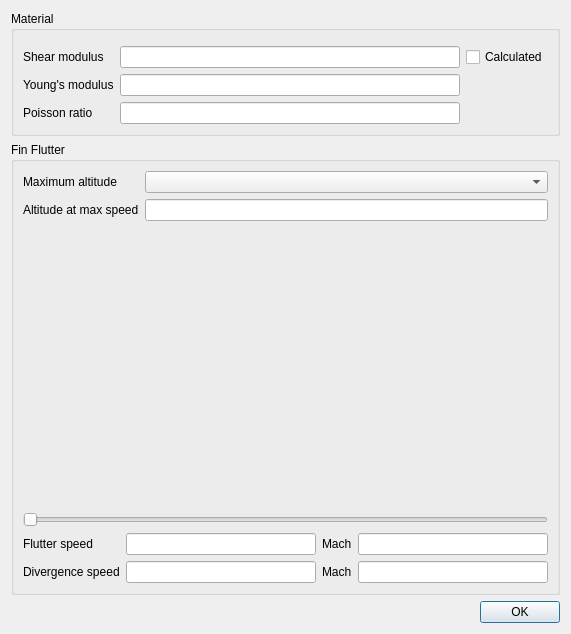
This is Ui/DialogFinFlutter.ui in davesrocketshop/Rocket as Qt 5 draws it before an edit. The edited form follows.
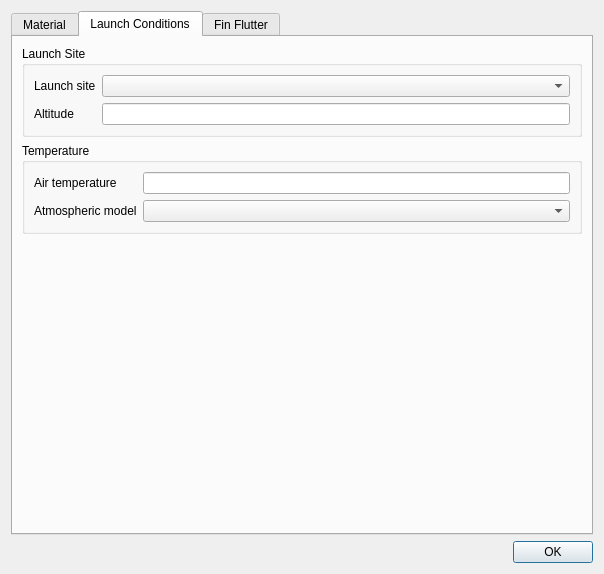
This is the edited form. The open tabs and pages were chosen to show the change. Custom widgets are drawn as their Qt base class.

```diff
--- a/Ui/DialogFinFlutter.ui
+++ b/Ui/DialogFinFlutter.ui
@@ -6,8 +6,8 @@
    <rect>
     <x>0</x>
     <y>0</y>
-    <width>571</width>
-    <height>634</height>
+    <width>604</width>
+    <height>574</height>
    </rect>
   </property>
   <property name="windowTitle">
@@ -15,16 +15,14 @@
   </property>
   <layout class="QVBoxLayout" name="verticalLayout">
    <item>
-    <widget class="QGroupBox" name="materialGroup">
-     <property name="sizePolicy">
-      <sizepolicy hsizetype="MinimumExpanding" vsizetype="Minimum">
-       <horstretch>0</horstretch>
-       <verstretch>0</verstretch>
-      </sizepolicy>
+    <widget class="QTabWidget" name="tabWidget">
+     <property name="currentIndex">
+      <number>0</number>
      </property>
-     <property name="title">
+     <widget class="QWidget" name="tabMaterial">
+      <attribute name="title">
       <string>Material</string>
-     </property>
+      </attribute>
      <layout class="QVBoxLayout" name="materialGridLayout">
       <item>
        <widget class="QWidget" name="materialTreeWidget" native="true">
@@ -36,83 +34,191 @@
         </property>
        </widget>
       </item>
+       <item>
+        <spacer name="verticalSpacer">
+         <property name="orientation">
+          <enum>Qt::Orientation::Vertical</enum>
+         </property>
+         <property name="sizeHint" stdset="0">
+          <size>
+           <width>20</width>
+           <height>0</height>
+          </size>
+         </property>
+        </spacer>
+       </item>
+       <item>
+        <layout class="QHBoxLayout" name="horizontalLayout_2">
+         <item>
+          <spacer name="horizontalSpacer">
+           <property name="orientation">
+            <enum>Qt::Orientation::Horizontal</enum>
+           </property>
+           <property name="sizeHint" stdset="0">
+            <size>
+             <width>40</width>
+             <height>20</height>
+            </size>
+           </property>
+          </spacer>
+         </item>
+         <item>
+          <widget class="QPushButton" name="pushButton">
+           <property name="text">
+            <string>Assign Material to FIn</string>
+           </property>
+          </widget>
+         </item>
+        </layout>
+       </item>
       <item>
        <layout class="QGridLayout" name="gridLayout">
-        <item row="0" column="2">
-         <widget class="QCheckBox" name="calculatedCheckbox">
-          <property name="text">
-           <string>Calculated</string>
+         <item row="2" column="1">
+          <widget class="Gui::InputField" name="youngsInput">
+           <property name="unit" stdset="0">
+            <string notr="true"/>
           </property>
          </widget>
         </item>
-        <item row="0" column="0">
-         <widget class="QLabel" name="shearLabel">
-          <property name="text">
-           <string>Shear modulus</string>
-          </property>
-         </widget>
-        </item>
-        <item row="1" column="0">
+         <item row="2" column="0">
          <widget class="QLabel" name="youngsLabel">
           <property name="text">
            <string>Young's modulus</string>
           </property>
          </widget>
         </item>
-        <item row="0" column="1">
+         <item row="3" column="1">
+          <widget class="Gui::InputField" name="poissonInput">
+           <property name="unit" stdset="0">
+            <string notr="true"/>
+           </property>
+          </widget>
+         </item>
+         <item row="1" column="1">
          <widget class="Gui::InputField" name="shearInput">
           <property name="unit" stdset="0">
            <string notr="true"/>
           </property>
          </widget>
         </item>
-        <item row="2" column="0">
+         <item row="1" column="2">
+          <widget class="QCheckBox" name="calculatedCheckbox">
+           <property name="text">
+            <string>Calculated</string>
+           </property>
+          </widget>
+         </item>
+         <item row="3" column="0">
          <widget class="QLabel" name="poissonLabel">
           <property name="text">
            <string>Poisson ratio</string>
           </property>
          </widget>
         </item>
+         <item row="1" column="0">
+          <widget class="QLabel" name="shearLabel">
+           <property name="text">
+            <string>Shear modulus</string>
+           </property>
+          </widget>
+         </item>
+        </layout>
+       </item>
+      </layout>
+     </widget>
+     <widget class="QWidget" name="tabLaunchConditions">
+      <attribute name="title">
+       <string>Launch Conditions</string>
+      </attribute>
+      <layout class="QVBoxLayout" name="verticalLayout_2">
+       <item>
+        <widget class="QGroupBox" name="launchSiteGroupbox">
+         <property name="title">
+          <string>Launch Site</string>
+         </property>
+         <layout class="QGridLayout" name="gridLayout_4">
+          <item row="1" column="0">
+           <widget class="QLabel" name="launchSiteAltitudeLabel">
+            <property name="text">
+             <string>Altitude</string>
+            </property>
+           </widget>
+          </item>
+          <item row="0" column="0">
+           <widget class="QLabel" name="launchSiteLabel">
+            <property name="text">
+             <string>Launch site</string>
+            </property>
+           </widget>
+          </item>
+          <item row="0" column="1">
+           <widget class="QComboBox" name="launchSiteCombo"/>
+          </item>
         <item row="1" column="1">
-         <widget class="Gui::InputField" name="youngsInput">
+           <widget class="Gui::InputField" name="launchSiteAltitudeInput">
           <property name="unit" stdset="0">
            <string notr="true"/>
           </property>
          </widget>
         </item>
-        <item row="2" column="1">
-         <widget class="Gui::InputField" name="poissonInput">
+         </layout>
+        </widget>
+       </item>
+       <item>
+        <widget class="QGroupBox" name="groupBox_2">
+         <property name="title">
+          <string>Temperature</string>
+         </property>
+         <layout class="QGridLayout" name="gridLayout_5">
+          <item row="0" column="0">
+           <widget class="QLabel" name="launchTemperatureLabel">
+            <property name="text">
+             <string>Air temperature</string>
+            </property>
+           </widget>
+          </item>
+          <item row="0" column="1">
+           <widget class="Gui::InputField" name="launchTemperatureInput">
           <property name="unit" stdset="0">
            <string notr="true"/>
           </property>
          </widget>
         </item>
-       </layout>
-      </item>
+          <item row="1" column="0">
+           <widget class="QLabel" name="atmosphericModelLabel">
+            <property name="text">
+             <string>Atmospheric model</string>
+            </property>
+           </widget>
+          </item>
+          <item row="1" column="1">
+           <widget class="QComboBox" name="atmosphericModelCombobox"/>
+          </item>
      </layout>
     </widget>
    </item>
    <item>
-    <widget class="QGroupBox" name="flutterGroup">
-     <property name="sizePolicy">
-      <sizepolicy hsizetype="MinimumExpanding" vsizetype="MinimumExpanding">
-       <horstretch>0</horstretch>
-       <verstretch>0</verstretch>
-      </sizepolicy>
-     </property>
-     <property name="title">
+        <spacer name="verticalSpacer_2">
+         <property name="orientation">
+          <enum>Qt::Orientation::Vertical</enum>
+         </property>
+         <property name="sizeHint" stdset="0">
+          <size>
+           <width>20</width>
+           <height>0</height>
+          </size>
+         </property>
+        </spacer>
+       </item>
+      </layout>
+     </widget>
+     <widget class="QWidget" name="tabFlutter">
+      <attribute name="title">
       <string>Fin Flutter</string>
-     </property>
+      </attribute>
      <layout class="QVBoxLayout" name="flutterGroupLayout">
       <item>
        <layout class="QGridLayout" name="gridLayout_2">
-        <item row="1" column="0">
-         <widget class="QLabel" name="altitudeLabel">
-          <property name="text">
-           <string>Altitude at max speed</string>
-          </property>
-         </widget>
-        </item>
         <item row="0" column="0">
          <widget class="QLabel" name="maxAltitudeLabel">
           <property name="text">
@@ -120,16 +226,37 @@
           </property>
          </widget>
         </item>
-        <item row="0" column="1">
-         <widget class="QComboBox" name="maxAltitudeCombo"/>
-        </item>
-        <item row="1" column="1">
+         <item row="2" column="1">
          <widget class="Gui::InputField" name="altitudeInput">
           <property name="unit" stdset="0">
            <string notr="true"/>
           </property>
          </widget>
         </item>
+         <item row="2" column="0">
+          <widget class="QLabel" name="altitudeLabel">
+           <property name="text">
+            <string>Altitude at max speed</string>
+           </property>
+          </widget>
+         </item>
+         <item row="0" column="1">
+          <widget class="QComboBox" name="maxAltitudeCombo"/>
+         </item>
+         <item row="1" column="0">
+          <widget class="QLabel" name="speedLabel">
+           <property name="text">
+            <string>Maximum speed</string>
+           </property>
+          </widget>
+         </item>
+         <item row="1" column="1">
+          <widget class="Gui::InputField" name="speedInput">
+           <property name="unit" stdset="0">
+            <string notr="true"/>
+           </property>
+          </widget>
+         </item>
        </layout>
       </item>
       <item>
@@ -162,14 +289,21 @@
           </property>
          </widget>
         </item>
-        <item row="1" column="2">
-         <widget class="QLabel" name="divergenceMachLabel">
-          <property name="text">
-           <string>Mach</string>
+         <item row="2" column="3">
+          <widget class="Gui::InputField" name="divergenceMachInput">
+           <property name="unit" stdset="0">
+            <string notr="true"/>
           </property>
          </widget>
         </item>
-        <item row="1" column="0">
+         <item row="2" column="1">
+          <widget class="Gui::InputField" name="divergenceInput">
+           <property name="unit" stdset="0">
+            <string notr="true"/>
+           </property>
+          </widget>
+         </item>
+         <item row="2" column="0">
          <widget class="QLabel" name="divergenceLabel">
           <property name="text">
            <string>Divergence speed</string>
@@ -197,15 +331,22 @@
           </property>
          </widget>
         </item>
-        <item row="1" column="1">
-         <widget class="Gui::InputField" name="divergenceInput">
-          <property name="unit" stdset="0">
-           <string notr="true"/>
+         <item row="2" column="2">
+          <widget class="QLabel" name="divergenceMachLabel">
+           <property name="text">
+            <string>Mach</string>
+           </property>
+          </widget>
+         </item>
+         <item row="3" column="2">
+          <widget class="QLabel" name="divergenceMarginLabel">
+           <property name="text">
+            <string>Margin</string>
           </property>
          </widget>
         </item>
         <item row="1" column="3">
-         <widget class="Gui::InputField" name="divergenceMachInput">
+          <widget class="Gui::InputField" name="flutterMarginInput">
           <property name="unit" stdset="0">
            <string notr="true"/>
           </property>
@@ -214,6 +355,7 @@
        </layout>
       </item>
      </layout>
+     </widget>
     </widget>
    </item>
    <item>
```
Left out of the diff: 32 changed lines with no effect on the pictures. Lines whose indentation alone changed are shown as unchanged.
